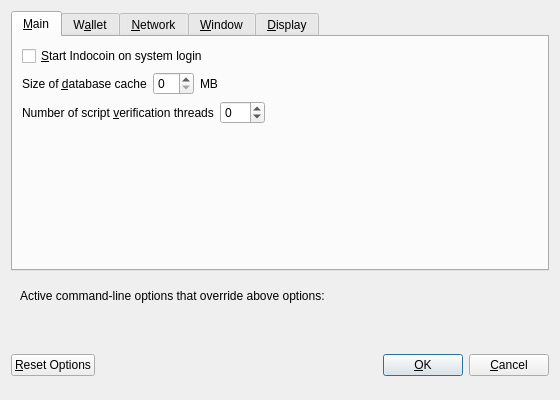
Above: src/qt/forms/optionsdialog.ui from artiqox/artiqox before the change. Below: the same form after it.
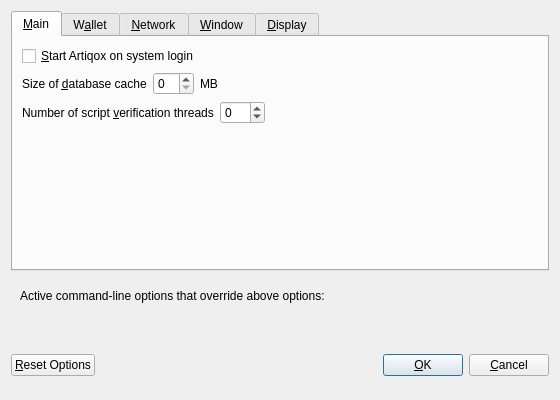
That is the form after the change. Custom widgets are drawn as their Qt base class.

Commit message: Rebranding wallet to Artiqox

What changed in the file:
```diff
--- a/src/qt/forms/optionsdialog.ui
+++ b/src/qt/forms/optionsdialog.ui
@@ -33,7 +33,7 @@
           <string>Automatically start Indocoin after logging in to the system.</string>
          </property>
          <property name="text">
-          <string>&amp;Start Indocoin on system login</string>
+          <string>&amp;Start Artiqox on system login</string>
          </property>
         </widget>
        </item>
```
Left out of the diff: 10 changed lines with no effect on the pictures. The commit also changes 201 other files.
